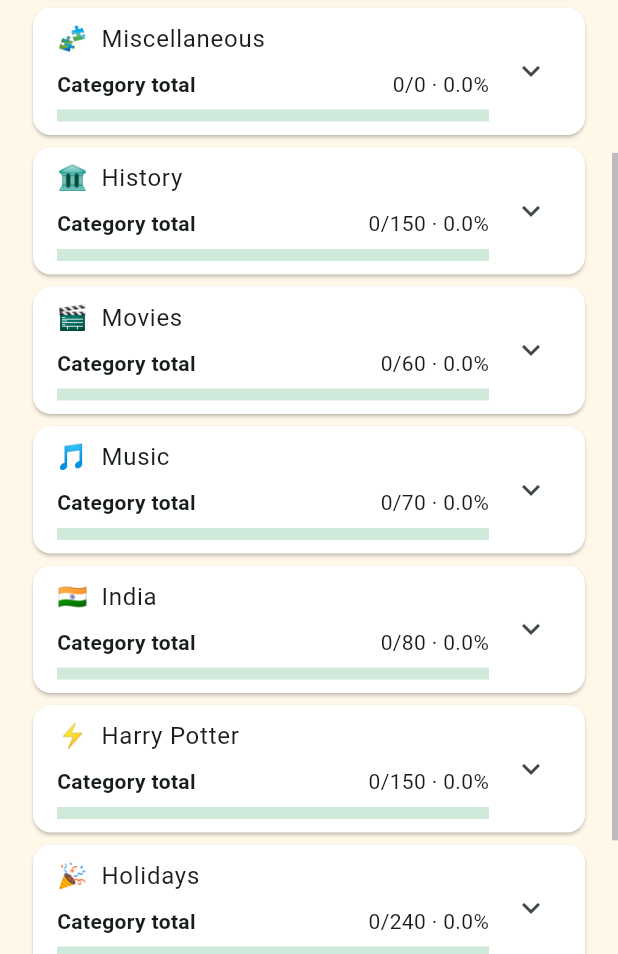
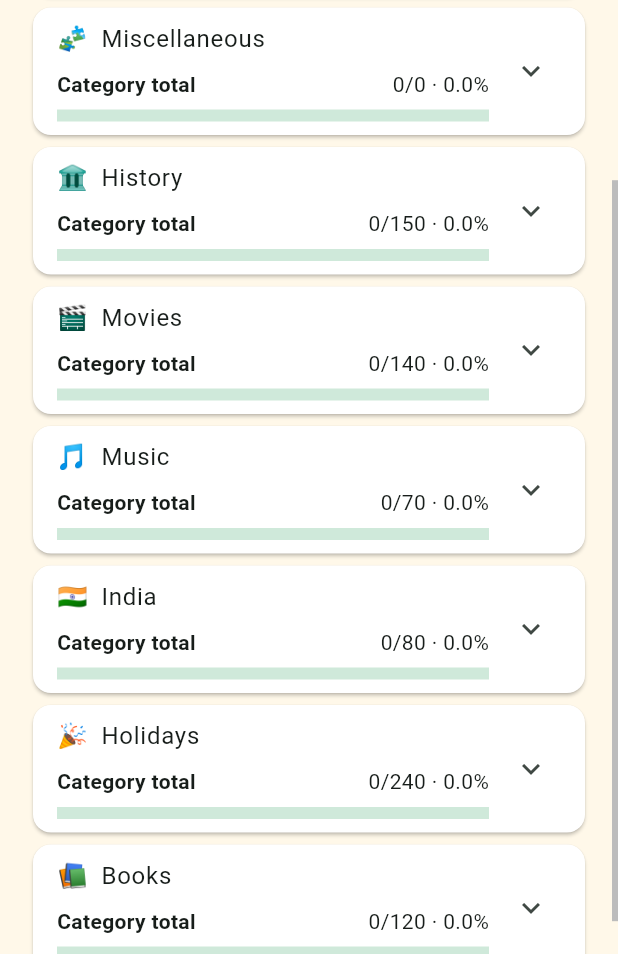
Before and after one commit to bibliatrivia/total_trivia, a Flutter app: the ProgressScreen screen opened directly, scrolled down 392 dp, on a phone screen of 412 x 824 dp, the part 282-1236 px from its top. Run offline on Flutter 3.47's test engine with Material 3 defaults, Android fonts, the phone set to English and light mode, and no system bars; our stand-ins replace share_plus, shared_preferences; accounts and stored records are empty.

Commit message:
Add nested Harry Potter movie and book navigation

```diff
--- a/lib/data/catalog.dart
+++ b/lib/data/catalog.dart
@@ -62,16 +62,18 @@ const categories = <TriviaCategory>[
   ]),
   TriviaCategory('Movies', '🎬', [
     'Actors','Oscars','Action','Marvel','Drama','Comedies',
+    'Romance','RomComs','Musicals','Disney',
+    ...harryPotterMovies,
   ]),
   TriviaCategory('Music', '🎵', [
     '60s','70s','80s','90s','00s','10s','20s',
   ]),
   TriviaCategory('India', '🇮🇳', [...indiaStates, ...indiaUnionTerritories]),
-  TriviaCategory('Harry Potter', '⚡', [...harryPotterBooks, ...harryPotterMovies]),
   TriviaCategory('Holidays', '🎉', [
     'Christmas','Christmas Nativity','Christmas Movies','Christmas Songs','Christmas Carols','Easter','Thanksgiving','Fourth of July',
   ]),
-  TriviaCategory('Good Books', '📚', [
+  TriviaCategory('Books', '📚', [
     'Classic Literature','Fiction','Non-Fiction','Franchises','What Book Am I?',
+    ...harryPotterBooks,
   ]),
 ];
--- a/lib/services/question_repository.dart
+++ b/lib/services/question_repository.dart
@@ -1,4 +1,5 @@
 import '../data/bible_expanded_questions.dart';
+import '../data/catalog.dart';
 import '../data/christmas_carols_questions.dart';
 import '../data/curated_additions.dart';
 import '../data/expanded_questions.dart';
@@ -34,6 +35,29 @@ class QuestionRepository {
       return holidaysQuestionBank[topic]?[level] ?? <Question>[];
     }
 
+    // Harry Potter remains stored in the legacy Harry Potter bank but is
+    // presented under Movies and Books in the current catalog.
+    if (category == 'Movies' && harryPotterMovies.contains(topic)) {
+      return _legacyQuestionsFor('Harry Potter', topic, level);
+    }
+
+    if (category == 'Books' && harryPotterBooks.contains(topic)) {
+      return _legacyQuestionsFor('Harry Potter', topic, level);
+    }
+
+    // Existing Good Books content is presented under the renamed Books tile.
+    if (category == 'Books') {
+      return _legacyQuestionsFor('Good Books', topic, level);
+    }
+
+    return _legacyQuestionsFor(category, topic, level);
+  }
+
+  static List<Question> _legacyQuestionsFor(
+    String category,
+    String topic,
+    String level,
+  ) {
     if (category == 'Sports' && sportsHistoryAdditions.containsKey(topic)) {
       final added = sportsHistoryAdditions[topic]?[level] ?? <Question>[];
       final original =
```
Also changed, not shown: lib/main.dart (+127 -23 lines), 1 other file.
